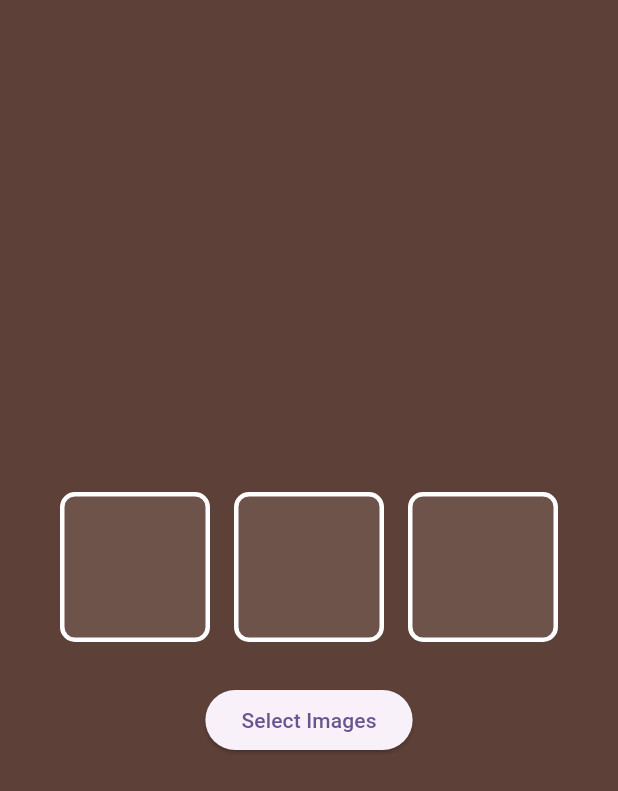
After one commit to wael-saif23/some-logic, a Flutter app: the UploadMultiImages screen opened directly, after a tap on "Select Images", on a phone screen of 412 x 824 dp. The commit adds this screen. Shown: the top 791 px of the screen. Run offline on Flutter 3.47's test engine with Material 3 defaults, Android fonts, the phone set to English and light mode, and no system bars; our stand-ins replace image_picker.

Commit message:
Add UploadMultiImages widget for multi-image selection functionality

```diff
--- a/lib/core/layout/main_shell.dart
+++ b/lib/core/layout/main_shell.dart
@@ -4,6 +4,7 @@ import 'package:some_logic/views/one/image_selection.dart';
 import 'package:some_logic/views/one/multi_selections.dart';
 import 'package:some_logic/views/one/toggle_selections.dart';
 import 'package:some_logic/views/two/upload_image.dart';
+import 'package:some_logic/views/two/upload_multi_images.dart';
 
 class MainShell extends StatefulWidget {
   const MainShell({super.key});
@@ -21,6 +22,7 @@ class _MainShellState extends State<MainShell> {
     ToggleSelections(),
     MultiSelections(),
     UploadImage(),
+    UploadMultiImages(),
   ];
 
   int _currentIndex = 0;
--- /dev/null
+++ b/lib/views/two/upload_multi_images.dart
@@ -0,0 +1,78 @@
+import 'package:flutter/material.dart';
+import 'package:image_picker/image_picker.dart';
+import 'dart:io';
+
+class UploadMultiImages extends StatefulWidget {
+  const UploadMultiImages({super.key});
+
+  @override
+  State<UploadMultiImages> createState() => _UploadMultiImagesState();
+}
+
+class _UploadMultiImagesState extends State<UploadMultiImages> {
+  final List<XFile?> _images = [null, null, null];
+
+  Future<void> _uploadImages() async {
+    ImagePicker imagePicker = ImagePicker();
+    final List<XFile?> selectedImages = await imagePicker.pickMultiImage(
+      limit: 3,
+    );
+    if (selectedImages.isEmpty) {
+      return;
+    }
+
+    setState(() {
+      for (int i = 0; i < selectedImages.length; i++) {
+        selectedImages.removeRange(3, selectedImages.length);
+        _images[i] = selectedImages[i];
+      }
+    });
+  }
+
+  @override
+  Widget build(BuildContext context) {
+    return Scaffold(
+      backgroundColor: Colors.brown[700],
+      body: SafeArea(
+        child: Center(
+          child: Column(
+            mainAxisAlignment: MainAxisAlignment.center,
+            children: [
+              SingleChildScrollView(
+                scrollDirection: Axis.horizontal,
+                child: Row(
+                  children: List.generate(_images.length, (index) {
+                    return Container(
+                      width: 100,
+                      height: 100,
+                      margin: EdgeInsets.all(8),
+                      decoration: BoxDecoration(
+                        color: Colors.white.withOpacity(0.1),
+                        border: Border.all(color: Colors.white, width: 3),
+                        borderRadius: BorderRadius.circular(10),
+                      ),
+                      child:
+                          _images[index] != null
+                              ? Image.file(
+                                File(_images[index]!.path),
+                                fit: BoxFit.cover,
+                              )
+                              : SizedBox.shrink(),
+                    );
+                  }),
+                ),
+              ),
+              SizedBox(height: 20),
+              ElevatedButton(
+                onPressed: () {
+                  _uploadImages();
+                },
+                child: Text("Select Images"),
+              ),
+            ],
+          ),
+        ),
+      ),
+    );
+  }
+}
```
